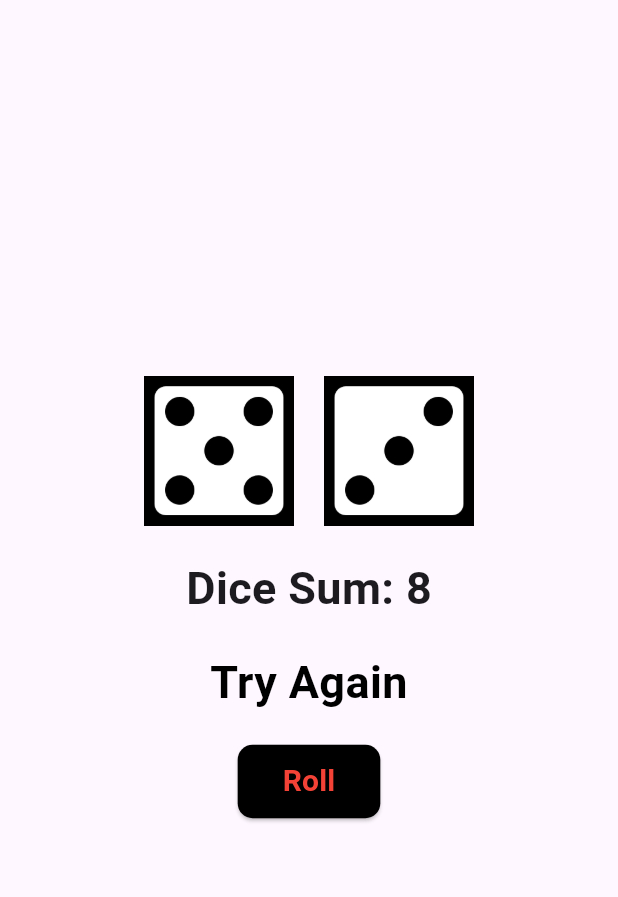
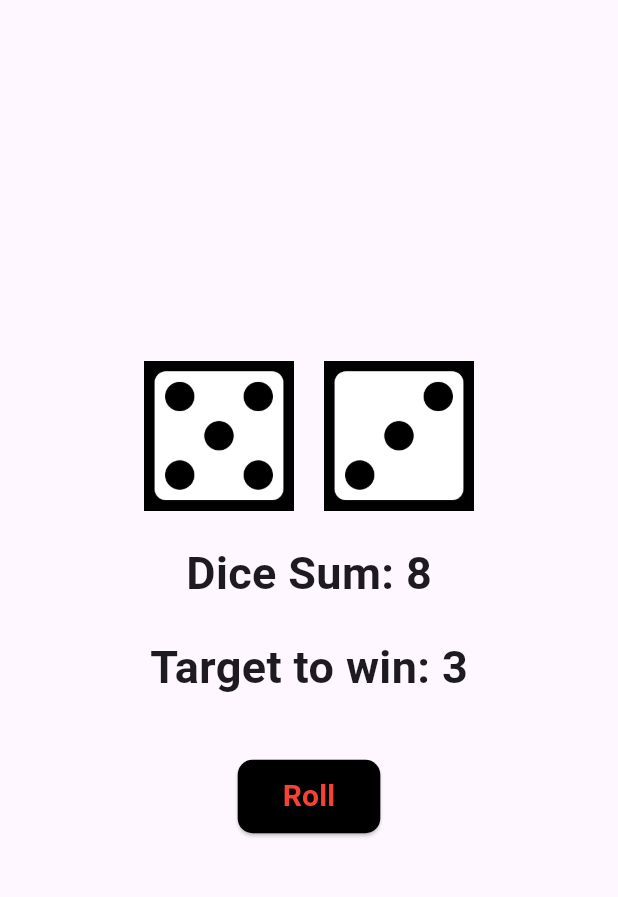
Before and after one commit to rubayet211/flutter_superdice, a Flutter app: the screen it shows after launch, after a tap on "Start", after a tap on "Roll", on a phone screen of 412 x 824 dp, the part 63-960 px from its top. Run offline on Flutter 3.47's test engine with Material 3 defaults, Android fonts, the phone set to English and light mode, and no system bars; our stand-ins replace google_fonts.

Commit message:
Logic updated more but still some work left

```diff
--- a/lib/screens/game_screen.dart
+++ b/lib/screens/game_screen.dart
@@ -29,6 +29,7 @@
   bool showDiceSum = false;
   int diceSum = 0;
   int target = 12;
+  bool showTarget = false;
 
   void gameOff() {
     setState(() {
@@ -57,6 +58,8 @@
         index2 = random.nextInt(6);
         diceSum = index1 + index2 + 2;
         showDiceSum = true;
+        showTarget = true;
+        target = target - diceSum - 1;
       });
     });
   }
@@ -109,6 +112,17 @@
           if (showDiceSum)
             Text(
               "Dice Sum: " + diceSum.toString(),
+              style: TextStyle(
+                fontSize: 30,
+                fontWeight: FontWeight.bold,
+              ),
+            ),
+          SizedBox(
+            height: 20,
+          ),
+          if (showTarget && target != 1)
+            Text(
+              "Target to win: " + target.toString(),
               style: TextStyle(
                 fontSize: 30,
                 fontWeight: FontWeight.bold,
```
